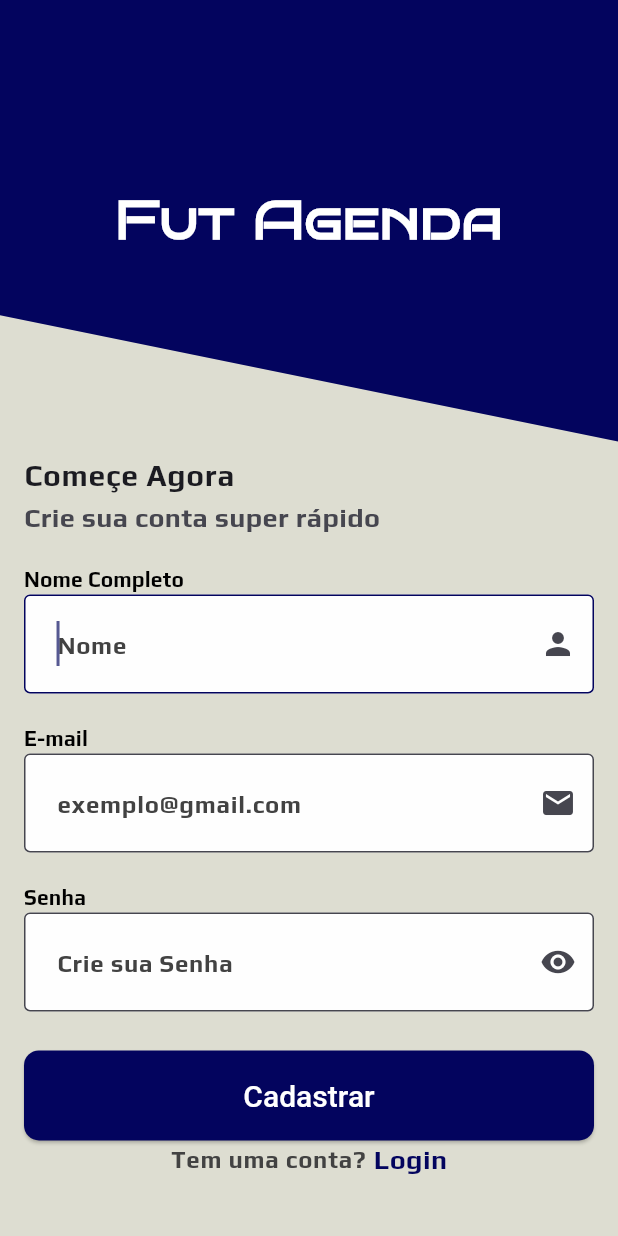
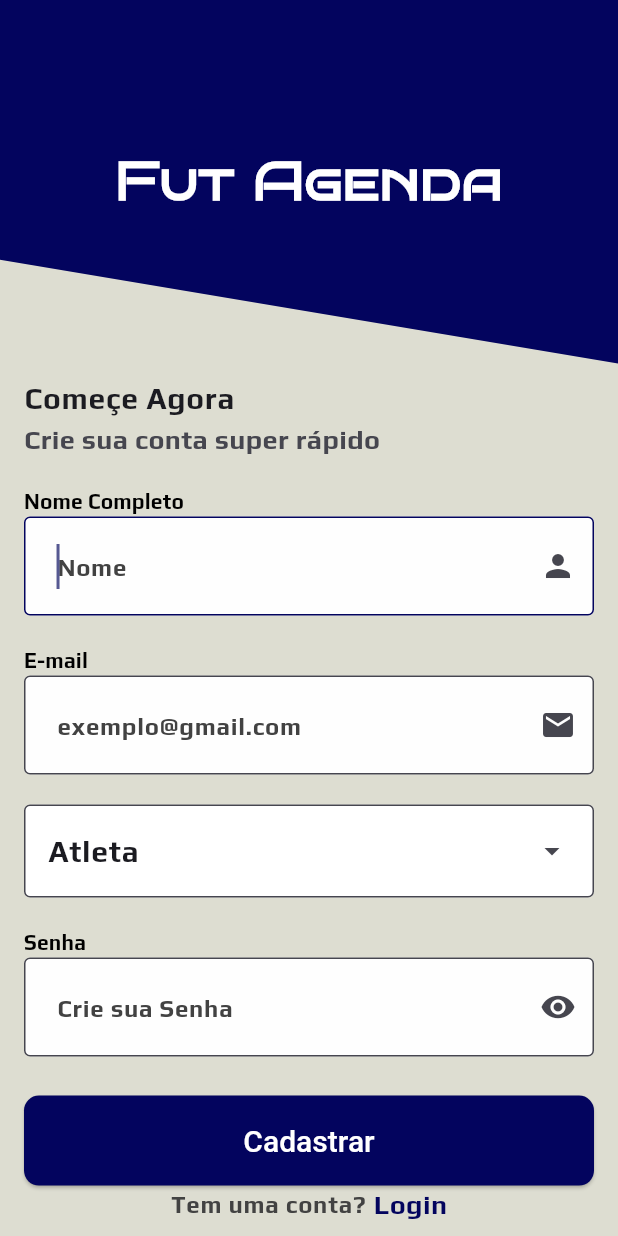
Before and after one commit to Ronnildo/Agenda_Fut, a Flutter app: the screen it shows after launch, after a tap on "Cadastre-se Agora", on a phone screen of 412 x 824 dp. Run offline on Flutter 3.47's test engine with Material 3 defaults, Android fonts, the phone set to English and light mode, and no system bars; our stand-ins replace easy_date_timeline, supabase_flutter; accounts and stored records are empty.

Commit message:
add: dropdown select type user

```diff
--- a/app/lib/main.dart
+++ b/app/lib/main.dart
@@ -1,25 +1,25 @@
 import 'package:app/src/app.dart';
-import 'package:app/src/features/pages/auth/provider/login_provider.dart';
 
 // import 'package:app/src/features/screens/login.dart';
 // import 'package:app/src/features/screens/register.dart';
 import 'package:flutter/material.dart';
 import 'package:flutter/widgets.dart';
 import 'package:intl/date_symbol_data_local.dart';
-import 'package:provider/provider.dart';
+
+import 'package:supabase_flutter/supabase_flutter.dart';
 // import 'package:supabase_flutter/supabase_flutter.dart';
 
 Future<void> main() async {
   WidgetsFlutterBinding.ensureInitialized();
   initializeDateFormatting('pt_BR', "null");
-  // await Supabase.initialize(
-  //   url: const String.fromEnvironment('SUPABASE_URL',
-  //       defaultValue: 'URL inválida'),
-  //   anonKey: const String.fromEnvironment('SUPABASE_KEY',
-  //       defaultValue: 'Chave não encontrada'),
-  // );
+  await Supabase.initialize(
+    url: const String.fromEnvironment('SUPABASE_URL',
+        defaultValue: 'URL inválida'),
+    anonKey: const String.fromEnvironment('SUPABASE_KEY',
+        defaultValue: 'Chave não encontrada'),
+  );
 
   runApp(
-    const AgendaApp()
+    const AgendaApp(),
   );
 }
--- a/app/lib/src/features/pages/auth/login_page.dart
+++ b/app/lib/src/features/pages/auth/login_page.dart
@@ -1,5 +1,5 @@
-import 'package:app/src/features/pages/home/home.dart';
-import 'package:app/src/features/pages/details/register.dart';
+import 'package:app/src/features/pages/home/home_page.dart';
+import 'package:app/src/features/pages/details/register_page.dart';
 import 'package:app/src/features/widgets/custom_button.dart';
 import 'package:app/src/features/widgets/custom_input.dart';
 import 'package:app/src/features/widgets/custom_title.dart';
@@ -44,7 +44,7 @@ class _LoginState extends State<Login> {
           // crossAxisAlignment: CrossAxisAlignment.start,
           // mainAxisAlignment: MainAxisAlignment.start,
           children: [
-            const CustomTitle(),
+            const CustomTitle(heightdiv: 2.8,),
             CustomInput(
               label: "Digite seu E-mail",
               hintText: "atleta@agenda.com",
--- a/app/lib/src/features/pages/details/register.dart
+++ /dev/null
@@ -1,104 +0,0 @@
-import 'package:app/src/features/pages/auth/login_page.dart';
-import 'package:app/src/features/widgets/custom_button.dart';
-import 'package:app/src/features/widgets/custom_input.dart';
-import 'package:app/src/features/widgets/custom_title.dart';
-import 'package:flutter/material.dart';
-
-class Register extends StatefulWidget {
-  const Register({super.key});
-
-  @override
-  State<Register> createState() => _RegisterState();
-}
-
-class _RegisterState extends State<Register> {
-  final TextEditingController _nameController = TextEditingController();
-  final TextEditingController _emailController = TextEditingController();
-  final TextEditingController _userController = TextEditingController();
-  final TextEditingController _passwordController = TextEditingController();
-
-  // Implementar lógica de cadastro
-  register() {
-    Navigator.push(
-      context,
-      MaterialPageRoute(
-        builder: (context) => const Login(),
-      ),
-    );
-  }
-
-  @override
-  Widget build(BuildContext context) {
-    return Scaffold(
-      backgroundColor: Theme.of(context).colorScheme.background,
-      body: SingleChildScrollView(
-        child: Column(
-          crossAxisAlignment: CrossAxisAlignment.start,
-          mainAxisAlignment: MainAxisAlignment.start,
-          children: [
-            const CustomTitle(),
-            const ListTile(
-              title: Text("Começe Agora"),
-              subtitle: Text("Crie sua conta super rápido"),
-            ),
-            CustomInput(
-              hintText: "Nome",
-              label: "Nome Completo",
-              controller: _nameController,
-              icon: Icons.person,
-              obscureText: false,
-              error: "",
-            ),
-            CustomInput(
-              hintText: "exemplo@gmail.com",
-              label: "E-mail",
-              controller: _emailController,
-              icon: Icons.mail,
-              obscureText: false,
-              error: "",
-            ),
-            CustomInput(
-              label: "Senha",
-              hintText: "Crie sua Senha",
-              controller: _passwordController,
-              icon: Icons.visibility,
-              obscureText: true,
-              error: "",
-            ),
-            const SizedBox(
-              height: 16,
-            ),
-            CustomButtom(
-              onTap: register,
-              title: "Cadastrar",
-            ),
-            Row(
-              mainAxisAlignment: MainAxisAlignment.center,
-              children: [
-                Text(
-                  "Tem uma conta?",
-                  style: Theme.of(context).textTheme.labelSmall,
-                ),
-                const SizedBox(
-                  width: 5,
-                ),
-                InkWell(
-                  onTap: () {
-                    Navigator.pop(context);
-                  },
-                  child: const Text(
-                    "Login",
-                    style: TextStyle(
-                      color: Color(0xFF03045E),
-                      fontWeight: FontWeight.w700,
-                    ),
-                  ),
-                ),
-              ],
-            )
-          ],
-        ),
-      ),
-    );
-  }
-}
--- /dev/null
+++ b/app/lib/src/features/pages/details/register_page.dart
@@ -0,0 +1,147 @@
+import 'package:app/src/features/pages/auth/login_page.dart';
+import 'package:app/src/features/widgets/custom_button.dart';
+import 'package:app/src/features/widgets/custom_input.dart';
+import 'package:app/src/features/widgets/custom_title.dart';
+import 'package:flutter/material.dart';
+
+class Register extends StatefulWidget {
+  const Register({super.key});
+
+  @override
+  State<Register> createState() => _RegisterState();
+}
+
+class _RegisterState extends State<Register> {
+  final TextEditingController _nameController = TextEditingController();
+  final TextEditingController _emailController = TextEditingController();
+  // final TextEditingController _userController = TextEditingController();
+  final TextEditingController _passwordController = TextEditingController();
+
+  final List<String> _typeUsers = ["Atleta", "Treinador", "Organizador"];
+  String dropDownValue = "";
+  // Implementar lógica de cadastro
+
+  register() {
+    Navigator.push(
+      context,
+      MaterialPageRoute(
+        builder: (context) => const Login(),
+      ),
+    );
+  }
+
+  @override
+  void initState() {
+    super.initState();
+    dropDownValue = _typeUsers.first;
+  }
+
+  @override
+  Widget build(BuildContext context) {
+    return Scaffold(
+      backgroundColor: Theme.of(context).colorScheme.background,
+      body: SingleChildScrollView(
+        child: Column(
+          crossAxisAlignment: CrossAxisAlignment.start,
+          mainAxisAlignment: MainAxisAlignment.start,
+          children: [
+            const CustomTitle(heightdiv: 3.4,),
+            const ListTile(
+              title: Text("Começe Agora"),
+              subtitle: Text("Crie sua conta super rápido"),
+              contentPadding: EdgeInsets.symmetric(horizontal: 16, vertical: 0),
+            ),
+            CustomInput(
+              hintText: "Nome",
+              label: "Nome Completo",
+              controller: _nameController,
+              icon: Icons.person,
+              obscureText: false,
+              error: "",
+            ),
+            CustomInput(
+              hintText: "exemplo@gmail.com",
+              label: "E-mail",
+              controller: _emailController,
+              icon: Icons.mail,
+              obscureText: false,
+              error: "",
+            ),
+            Padding(
+              padding: const EdgeInsets.symmetric(horizontal: 16, vertical: 10),
+              child: DropdownMenu(
+                  initialSelection: dropDownValue,
+                  width: MediaQuery.of(context).size.width - 32,
+                  inputDecorationTheme: const InputDecorationTheme(
+                    fillColor: Colors.white,
+                    border: OutlineInputBorder(),
+                    filled: true,
+                  ),
+                  menuStyle: const MenuStyle(
+                    backgroundColor: MaterialStatePropertyAll(Colors.white),
+                  ),
+                  dropdownMenuEntries:
+                      _typeUsers.map<DropdownMenuEntry<String>>(
+                    (String value) {
+                      return DropdownMenuEntry(
+                        value: value,
+                        label: value,
+                      );
+                    },
+                  ).toList(),
+                  onSelected: (String? value) {
+                    setState(() {
+                      dropDownValue = value!;
+                    });
+                  }),
+            ),
+            CustomInput(
+              label: "Senha",
+              hintText: "Crie sua Senha",
+              controller: _passwordController,
+              icon: Icons.visibility,
+              obscureText: true,
+              error: "",
+            ),
+            const SizedBox(
+              height: 16,
+            ),
+            CustomButtom(
+              onTap: register,
+              title: "Cadastrar",
+            ),
+            Padding(
+              padding: const EdgeInsets.only(
+                bottom: 20,
+              ),
+              child: Row(
+                mainAxisAlignment: MainAxisAlignment.center,
+                children: [
+                  Text(
+                    "Tem uma conta?",
+                    style: Theme.of(context).textTheme.labelSmall,
+                  ),
+                  const SizedBox(
+                    width: 5,
+                  ),
+                  InkWell(
+                    onTap: () {
+                      Navigator.pop(context);
+                    },
+                    child: const Text(
+                      "Login",
+                      style: TextStyle(
+                        color: Color(0xFF03045E),
+                        fontWeight: FontWeight.w700,
+                      ),
+                    ),
+                  ),
+                ],
+              ),
+            )
+          ],
+        ),
+      ),
+    );
+  }
+}
--- a/app/lib/src/features/widgets/custom_Insert_game.dart
+++ b/app/lib/src/features/widgets/custom_Insert_game.dart
@@ -1,4 +1,3 @@
-// ignore: file_names
 import 'package:flutter/material.dart';
 
 class CustomInsertGame extends StatefulWidget {
--- a/app/lib/src/features/widgets/custom_title.dart
+++ b/app/lib/src/features/widgets/custom_title.dart
@@ -1,7 +1,8 @@
 import "package:flutter/material.dart";
 
 class CustomTitle extends StatefulWidget {
-  const CustomTitle({super.key});
+  final double heightdiv;
+  const CustomTitle({super.key, required this.heightdiv});
 
   @override
   State<CustomTitle> createState() => _CustomTitleState();
@@ -13,7 +14,7 @@ class _CustomTitleState extends State<CustomTitle> {
     return CustomPaint(
       painter: _MyPainter(),
       child: SizedBox(
-        height: MediaQuery.of(context).size.height / 2.8,
+        height: MediaQuery.of(context).size.height / widget.heightdiv,
         width: MediaQuery.of(context).size.width,
         child: Center(
           child:  Text(
--- a/app/lib/src/features/widgets/mini_card_game.dart
+++ b/app/lib/src/features/widgets/mini_card_game.dart
@@ -1,6 +1,4 @@
-import 'package:flutter/cupertino.dart';
 import 'package:flutter/material.dart';
-import 'package:flutter/widgets.dart';
 import 'package:intl/intl.dart';
 
 class MiniCardGame extends StatefulWidget {
```
Also changed, not shown: app/lib/src/features/pages/home/home_page.dart (renamed from app/lib/src/features/pages/home/home.dart, +14 -10 lines), app/lib/src/features/pages/home/insert_page.dart (renamed from app/lib/src/features/pages/home/insert.dart, +9 -9 lines), app/lib/src/features/widgets/new_card.dart (added, +158 -0 lines), app/lib/src/features/pages/details/details_page.dart (renamed from app/lib/src/features/pages/details/details.dart), 3 other files.
